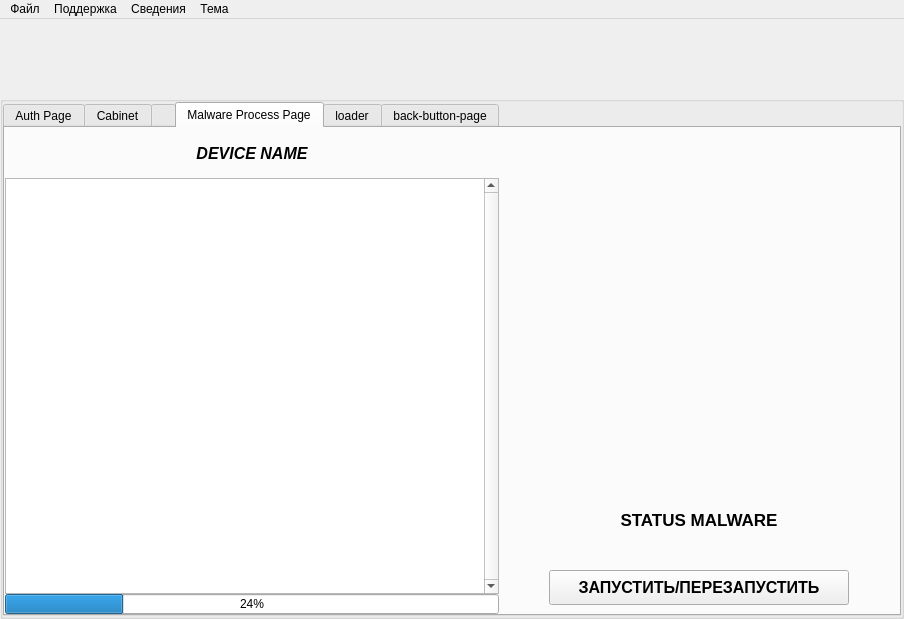
First picture: the form in ui/mainwindow.ui, repository badcast/adskiller, before the edit.
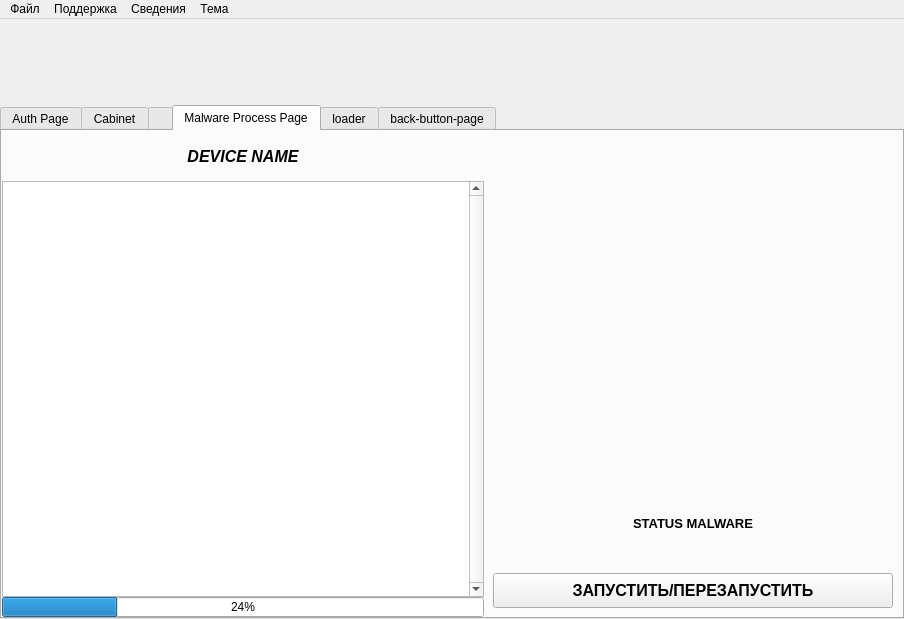
Second picture: the form after the edit. The open tabs and pages were chosen to show the change. Icons and pictures are not drawn.

```diff
--- a/ui/mainwindow.ui
+++ b/ui/mainwindow.ui
@@ -59,13 +59,7 @@
      <number>0</number>
     </property>
     <item row="1" column="0">
-     <widget class="QGroupBox" name="contentLayout">
-      <property name="flat">
-       <bool>false</bool>
-      </property>
-      <property name="checkable">
-       <bool>false</bool>
-      </property>
+     <widget class="QFrame" name="contentLayout">
       <layout class="QGridLayout" name="gridLayout_10">
        <property name="leftMargin">
         <number>0</number>
@@ -1322,7 +1316,7 @@
                <widget class="QFrame" name="frame333">
                 <property name="minimumSize">
                  <size>
-                  <width>400</width>
+                  <width>0</width>
                   <height>0</height>
                  </size>
                 </property>
@@ -1334,10 +1328,16 @@
                   <widget class="QFrame" name="frame33">
                    <property name="minimumSize">
                     <size>
-                     <width>300</width>
+                     <width>400</width>
                      <height>250</height>
                     </size>
                    </property>
+                   <property name="maximumSize">
+                    <size>
+                     <width>500</width>
+                     <height>350</height>
+                    </size>
+                   </property>
                    <layout class="QVBoxLayout" name="progressCircleLayout">
                     <property name="spacing">
                      <number>0</number>
@@ -1367,7 +1367,7 @@
                    </property>
                    <property name="font">
                     <font>
-                     <pointsize>13</pointsize>
+                     <pointsize>10</pointsize>
                      <bold>true</bold>
                      <underline>false</underline>
                     </font>
@@ -1387,13 +1387,13 @@
                   <widget class="QPushButton" name="malwareReRun">
                    <property name="minimumSize">
                     <size>
-                     <width>200</width>
+                     <width>0</width>
                      <height>35</height>
                     </size>
                    </property>
                    <property name="maximumSize">
                     <size>
-                     <width>300</width>
+                     <width>16777215</width>
                      <height>16777215</height>
                     </size>
                    </property>
```
Left out of the diff: 10 changed lines with no effect on the pictures.
